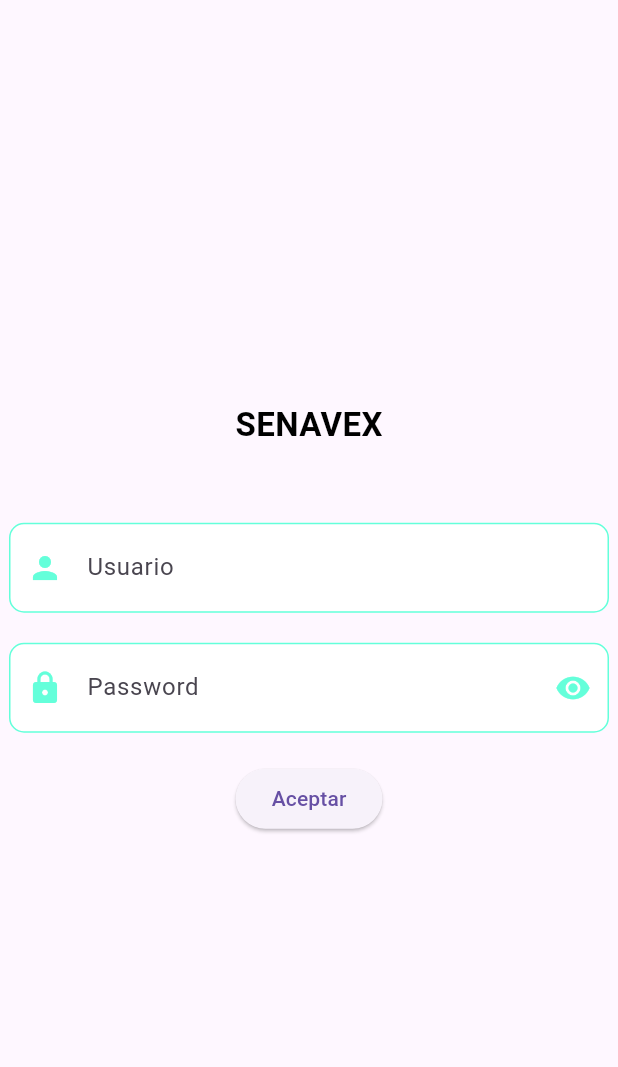
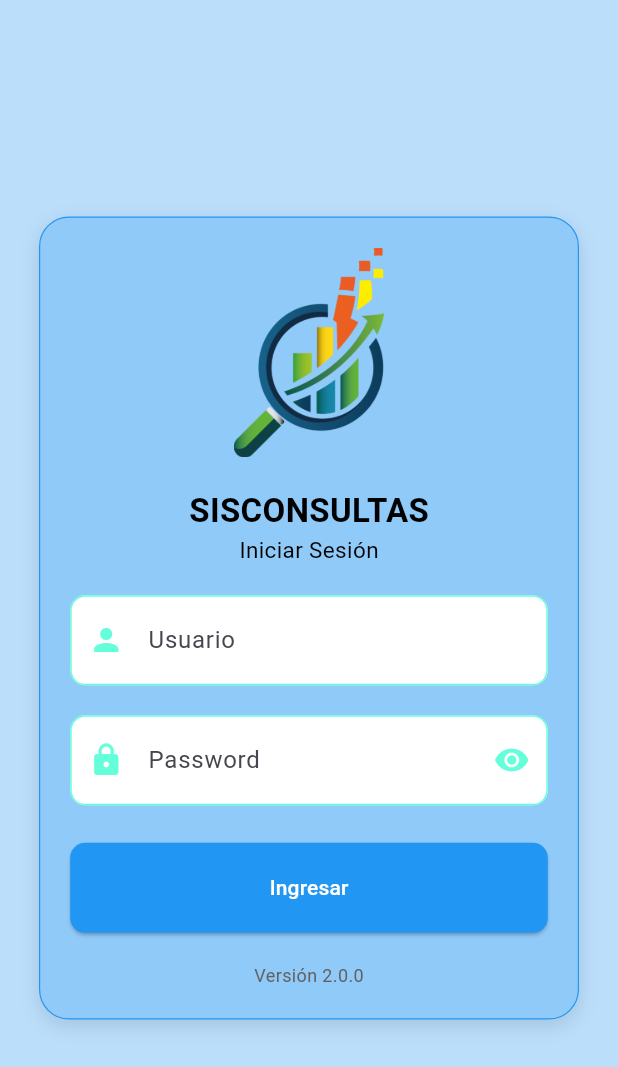
Before and after one commit to JaimeAngelC/sisconsultasflutter, a Flutter app: the screen it shows after launch, on a phone screen of 412 x 824 dp. Shown: the top 1067 px of the screen. Run offline on Flutter 3.47's test engine with Material 3 defaults, Android fonts, the phone set to English and light mode, and no system bars; our stand-ins replace flutter_secure_storage.

Commit message:
diseño pantalla login

```diff
--- a/lib/features/auth/presentation/pages/login_page.dart
+++ b/lib/features/auth/presentation/pages/login_page.dart
@@ -5,7 +5,7 @@ import 'package:sisconsultas/features/auth/presentation/widgets/custom_button.da
 import 'package:sisconsultas/features/auth/presentation/widgets/custom_password.dart';
 import 'package:sisconsultas/features/auth/presentation/widgets/custom_textfield.dart';
 import 'package:sisconsultas/features/auth/presentation/widgets/login_title.dart';
-
+import 'package:sisconsultas/responsive/responsive.dart';
 
 class LoginPage extends StatefulWidget {
   const LoginPage({super.key});
@@ -27,54 +27,84 @@ class _LoginPageState extends State<LoginPage> {
   }
 
   Future<void> login() async {
-    if(!formKey.currentState!.validate()) return;
+    if (!formKey.currentState!.validate()) return;
 
     final authProvider = context.read<AuthProvider>();
 
-    final isLogin = await authProvider.login(usuarioController.text, contrasenaController.text);
+    final isLogin = await authProvider.login(
+      usuarioController.text,
+      contrasenaController.text,
+    );
 
-    if(!mounted) return;
+    if (!mounted) return;
 
-    if(!isLogin) {
+    if (!isLogin) {
       ScaffoldMessenger.of(context).showSnackBar(
-        const SnackBar(content: Text("Usuario o contraseña incorrectos"))
+        const SnackBar(content: Text("Usuario o contraseña incorrectos")),
       );
     }
   }
 
-
   @override
   Widget build(BuildContext context) {
+    return Scaffold(
+      backgroundColor: Colors.blue[100],
+      body: ResponsiveContainer(
+        child: Container(
+          width: 360,
+          padding: const EdgeInsets.all(20.0),
+          decoration: BoxDecoration(
+            color: Colors.blue[200],
+            borderRadius: BorderRadius.circular(20),
+            border: Border.all(color: Colors.blue, width: 0.8),
+            boxShadow: const [
+              BoxShadow(
+                color: Colors.black12,
+                offset: Offset(0.0, 4.0), //(x,y)
+                blurRadius: 10.0,
+              ),
+            ],
+          ),
 
-    return Scaffold(
-      body: Center(
-        child: SizedBox(
-          width: 400,
           child: Form(
             key: formKey,
             child: Column(
+              mainAxisSize: MainAxisSize.min,
               mainAxisAlignment: MainAxisAlignment.center,
-              children:  [
+              children: [
+                Image.asset('assets/images/logo.png', width: 100),
+
+                SizedBox(height: 20),
+
                 TitleLogin(),
-                SizedBox(height: 50),
+                SizedBox(height: 20),
                 CustomTextField(
                   controller: usuarioController,
                   hintText: "Usuario",
-                  validator: (value) => value!.isEmpty ? "Ingrese un usuario" : null,
+                  validator: (value) =>
+                      value!.isEmpty ? "Ingrese un usuario" : null,
                 ),
                 SizedBox(height: 20),
                 PasswordTexfField(
                   controller: contrasenaController,
-                  validator: (value) => value!.isEmpty ? "Ingrese una contraseña" : null,
+                  validator: (value) =>
+                      value!.isEmpty ? "Ingrese una contraseña" : null,
                 ),
+                SizedBox(height: 25),
+                BotonAceptar(onPressed: login),
                 SizedBox(height: 20),
-                BotonAceptar(
-                  onPressed: login,
+                Text(
+                    'Versión 2.0.0',
+                    style: TextStyle(
+                    fontSize: 12,
+                    color: Colors.grey[700],
                 ),
+              ),
+
               ],
             ),
           ),
-        )
+        ),
       ),
     );
   }
--- a/lib/features/auth/presentation/widgets/custom_button.dart
+++ b/lib/features/auth/presentation/widgets/custom_button.dart
@@ -3,17 +3,22 @@ import 'package:flutter/material.dart';
 class BotonAceptar extends StatelessWidget {
   final VoidCallback onPressed;
 
-  const BotonAceptar({
-    super.key,
-    required this.onPressed
-  });
+  const BotonAceptar({super.key, required this.onPressed});
 
   @override
   Widget build(BuildContext context) {
-
-    return ElevatedButton(
-      onPressed: onPressed,
-      child: const Text("Aceptar"),
+    return SizedBox(
+      width: double.infinity,
+      child: ElevatedButton(
+        onPressed: onPressed,
+        style: ElevatedButton.styleFrom(
+          backgroundColor: Colors.blue,
+          foregroundColor: Colors.white,
+          padding: const EdgeInsets.symmetric(vertical: 20.0),
+          shape: RoundedRectangleBorder(borderRadius: BorderRadius.circular(10)),
+        ),
+        child: const Text("Ingresar"),
+      ),
     );
   }
 }
--- a/lib/features/auth/presentation/widgets/login_title.dart
+++ b/lib/features/auth/presentation/widgets/login_title.dart
@@ -5,9 +5,17 @@ class TitleLogin extends StatelessWidget {
 
   @override
   Widget build(BuildContext context) {
-    return const Text(
-      "SENAVEX",
-      style: TextStyle(fontSize: 22, color: Colors.black, fontWeight: FontWeight.bold),
+    return Column(
+      children: [
+        const Text(
+          "SISCONSULTAS",
+          style: TextStyle(fontSize: 22, color: Colors.black, fontWeight: FontWeight.bold),
+        ),
+        const Text(
+          "Iniciar Sesión",
+          style: TextStyle(fontSize: 15, color: Colors.black, fontWeight: FontWeight.normal),
+        ),
+      ],
     );
   }
 }
--- /dev/null
+++ b/lib/responsive/responsive.dart
@@ -0,0 +1,22 @@
+
+import 'package:flutter/material.dart';
+
+class ResponsiveContainer extends StatelessWidget {
+  final Widget child;
+  const ResponsiveContainer({
+    super.key,
+    required this.child
+  });
+
+  @override
+  Widget build(BuildContext context) {
+    return Center(
+      child: ConstrainedBox(
+        constraints: const BoxConstraints(
+          maxWidth: 400
+        ),
+        child: child,
+      ),
+    );
+  }
+}
--- a/pubspec.yaml
+++ b/pubspec.yaml
@@ -62,8 +62,8 @@ flutter:
   uses-material-design: true
 
   # To add assets to your application, add an assets section, like this:
-  # assets:
-  #   - images/a_dot_burr.jpeg
+  assets:
+    - assets/images/
   #   - images/a_dot_ham.jpeg
 
   # An image asset can refer to one or more resolution-specific "variants", see
```
Also changed, not shown: assets/images/logo.png (added).
